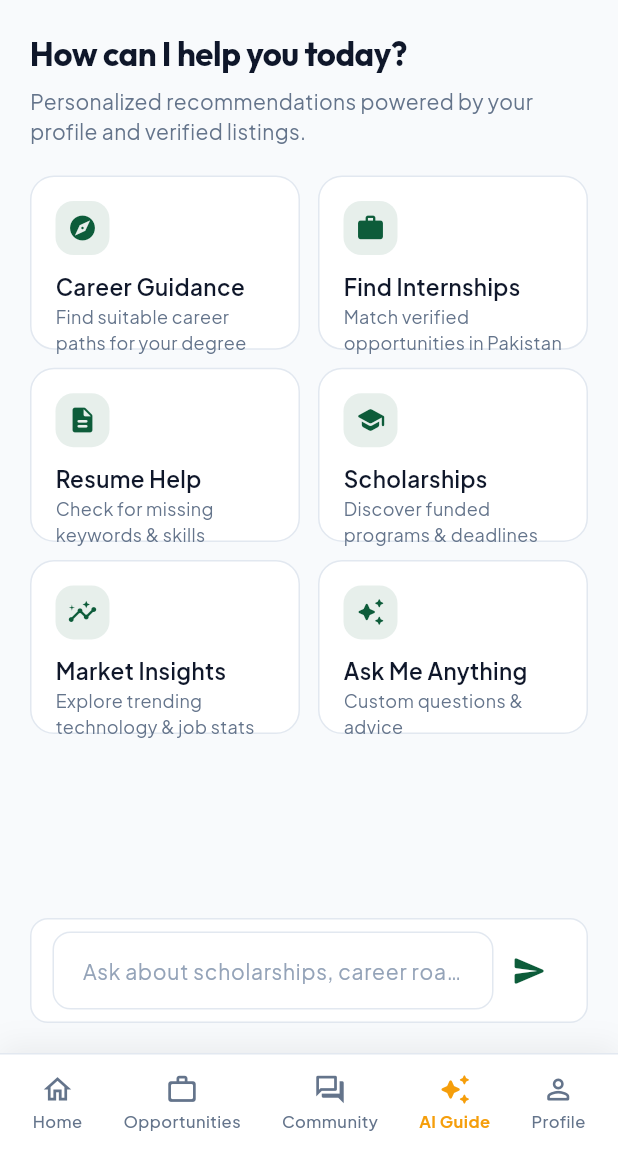
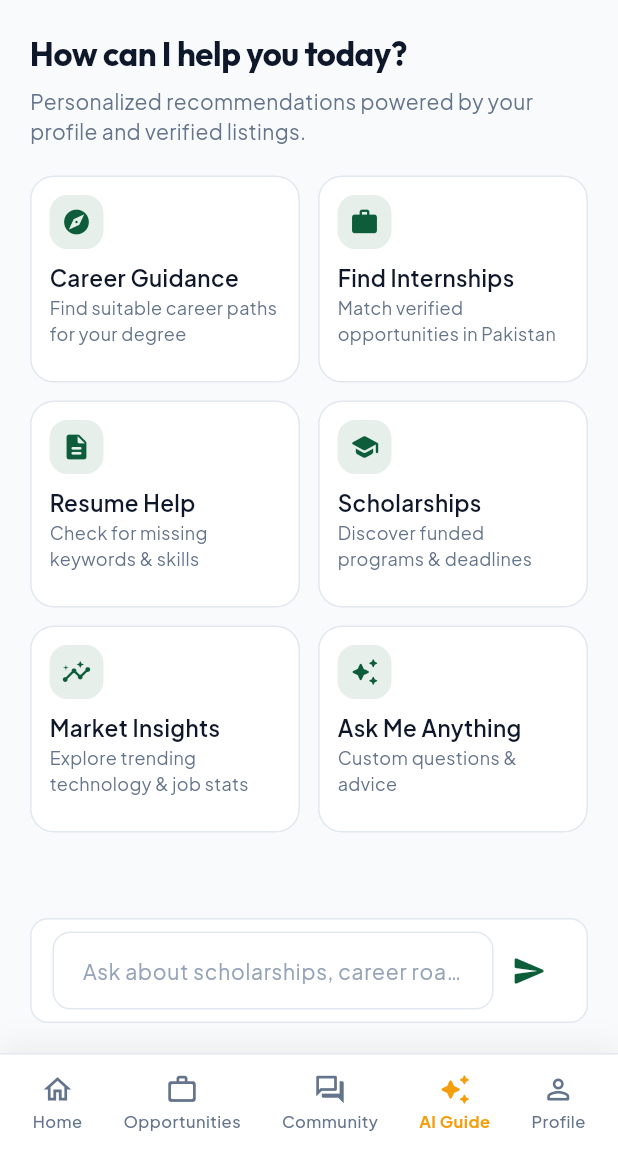
Before and after one commit to AB111122/Skills-Pathway-App, a Flutter app: the ChatbotHomeScreen screen opened by its route, on a phone screen of 412 x 824 dp, the part 84-1236 px from its top. Run offline on Flutter 3.47's test engine with Material 3 defaults, Android fonts, the phone set to English and light mode, and no system bars; our stand-ins replace cloud_firestore, firebase_auth, firebase_core, flutter_dotenv, flutter_riverpod, go_router and 4 more; accounts and stored records are empty.

Commit message:
feat: Fixed app responsiveness.

```diff
--- a/lib/core/widgets/custom_button.dart
+++ b/lib/core/widgets/custom_button.dart
@@ -134,6 +134,8 @@ class CustomButton extends StatelessWidget {
 
     final textWidget = Text(
       text,
+      maxLines: 1,
+      overflow: TextOverflow.ellipsis,
       style: AppTextStyles.labelLarge(context, color: fgColor),
     );
 
@@ -145,8 +147,8 @@ class CustomButton extends StatelessWidget {
       mainAxisSize: MainAxisSize.min,
       mainAxisAlignment: MainAxisAlignment.center,
       children: isIconTrailing
-          ? [textWidget, const SizedBox(width: 8), iconWidget]
-          : [iconWidget, const SizedBox(width: 8), textWidget],
+          ? [Flexible(child: textWidget), const SizedBox(width: 8), iconWidget]
+          : [iconWidget, const SizedBox(width: 8), Flexible(child: textWidget)],
     );
   }
 }
--- a/lib/features/chatbot/presentation/screens/chatbot_home_screen.dart
+++ b/lib/features/chatbot/presentation/screens/chatbot_home_screen.dart
@@ -85,9 +85,13 @@ class _ChatbotHomeScreenState extends State<ChatbotHomeScreen> {
               ),
             ),
             const SizedBox(width: 8),
-            Text(
+            Flexible(
+              child: Text(
                 'AI Career Assistant',
+                maxLines: 1,
+                overflow: TextOverflow.ellipsis,
                 style: AppTextStyles.titleMedium(context),
+              ),
             ),
           ],
         ),
@@ -117,13 +121,24 @@ class _ChatbotHomeScreenState extends State<ChatbotHomeScreen> {
 
               // Quick Action Grid
               Expanded(
-                child: GridView.builder(
+                child: LayoutBuilder(
+                  builder: (context, constraints) {
+                    final width = constraints.maxWidth;
+                    final crossAxisCount = width > 700 ? 3 : 2;
+                    final cardWidth =
+                        (width - ((crossAxisCount - 1) * 12)) / crossAxisCount;
+                    final cardHeight = width < 360 ? 152.0 : 138.0;
+                    final childAspectRatio =
+                        (cardWidth / cardHeight).clamp(0.85, 1.8);
+
+                    return GridView.builder(
                       padding: const EdgeInsets.only(bottom: 12),
-                  gridDelegate: const SliverGridDelegateWithFixedCrossAxisCount(
-                    crossAxisCount: 2,
+                      gridDelegate:
+                          SliverGridDelegateWithFixedCrossAxisCount(
+                            crossAxisCount: crossAxisCount,
                             crossAxisSpacing: 12,
                             mainAxisSpacing: 12,
-                    childAspectRatio: 1.55,
+                            childAspectRatio: childAspectRatio,
                           ),
                       itemCount: quickActions.length,
                       itemBuilder: (context, index) {
@@ -137,9 +152,11 @@ class _ChatbotHomeScreenState extends State<ChatbotHomeScreen> {
                           },
                           borderRadius: AppDimensions.roundedLarge,
                           child: Container(
-                        padding: const EdgeInsets.all(AppDimensions.p16),
+                            padding: const EdgeInsets.all(AppDimensions.p12),
                             decoration: BoxDecoration(
-                          color: isDark ? AppColors.surfaceDark : Colors.white,
+                              color: isDark
+                                  ? AppColors.surfaceDark
+                                  : Colors.white,
                               borderRadius: AppDimensions.roundedLarge,
                               border: Border.all(
                                 color: isDark
@@ -149,11 +166,15 @@ class _ChatbotHomeScreenState extends State<ChatbotHomeScreen> {
                             ),
                             child: Column(
                               crossAxisAlignment: CrossAxisAlignment.start,
+                              mainAxisAlignment:
+                                  MainAxisAlignment.spaceBetween,
                               children: [
                                 Container(
                                   padding: const EdgeInsets.all(8),
                                   decoration: BoxDecoration(
-                                color: AppColors.primary.withValues(alpha: 0.1),
+                                    color: AppColors.primary.withValues(
+                                      alpha: 0.1,
+                                    ),
                                     borderRadius: AppDimensions.roundedMedium,
                                   ),
                                   child: Icon(
@@ -162,13 +183,16 @@ class _ChatbotHomeScreenState extends State<ChatbotHomeScreen> {
                                     size: 20,
                                   ),
                                 ),
-                            const SizedBox(height: 10),
+                                const SizedBox(height: 8),
                                 Text(
                                   item['title'] as String,
+                                  maxLines: 1,
+                                  overflow: TextOverflow.ellipsis,
                                   style: AppTextStyles.titleSmall(context),
                                 ),
                                 const SizedBox(height: 2),
-                            Text(
+                                Expanded(
+                                  child: Text(
                                     item['desc'] as String,
                                     maxLines: 2,
                                     overflow: TextOverflow.ellipsis,
@@ -179,9 +203,12 @@ class _ChatbotHomeScreenState extends State<ChatbotHomeScreen> {
                                           : AppColors.textSecondaryLight,
                                     ),
                                   ),
+                                ),
                               ],
                             ),
                           ),
+                        );
+                      },
                     );
                   },
                 ),
--- a/lib/features/home/presentation/screens/home_dashboard_screen.dart
+++ b/lib/features/home/presentation/screens/home_dashboard_screen.dart
@@ -77,7 +77,7 @@ class HomeDashboardScreen extends ConsumerWidget {
                 ),
                 const SizedBox(height: 8),
                 SizedBox(
-                  height: 245,
+                  height: 255,
                   child: ListView.separated(
                     scrollDirection: Axis.horizontal,
                     itemCount: upcomingDeadlines.length,
```
Also changed, not shown: lib/features/opportunities/presentation/controllers/opportunity_controller.dart (+46 -6 lines), lib/features/university/presentation/screens/university_dashboard_screen.dart (+31 -7 lines), lib/features/university/presentation/screens/university_profile_screen.dart (+29 -10 lines), lib/services/firebase_application_repository.dart (+17 -4 lines), lib/services/firebase_opportunity_service.dart (+39 -2 lines), 1 other file. Lines whose indentation alone changed are shown as unchanged.
